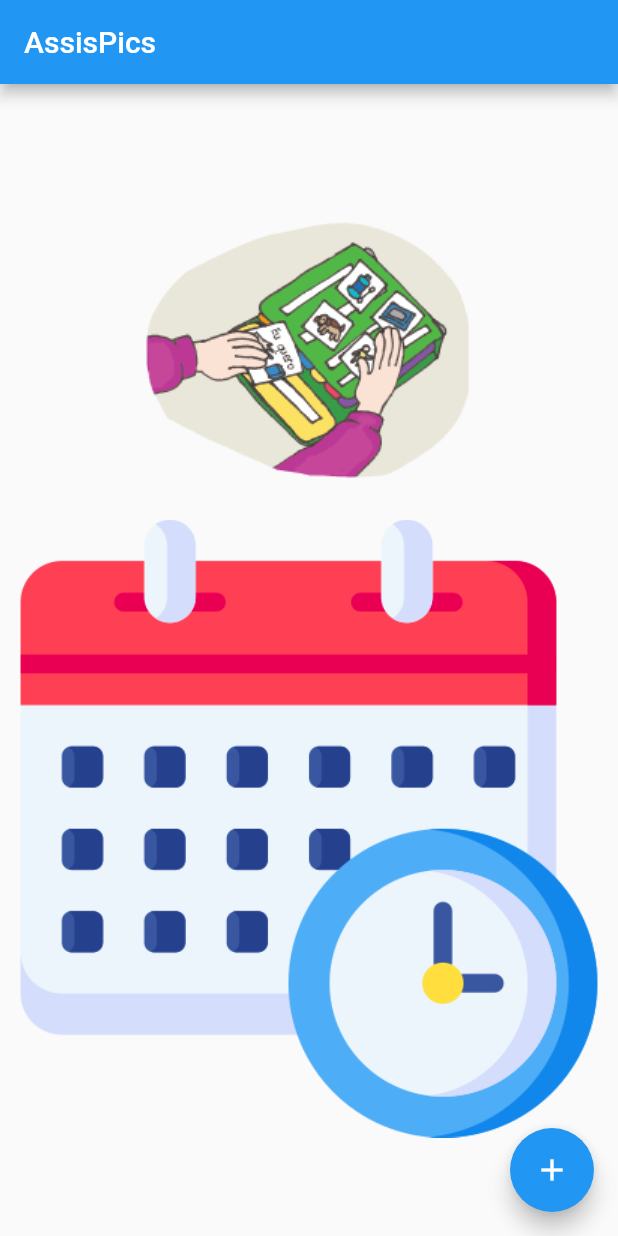
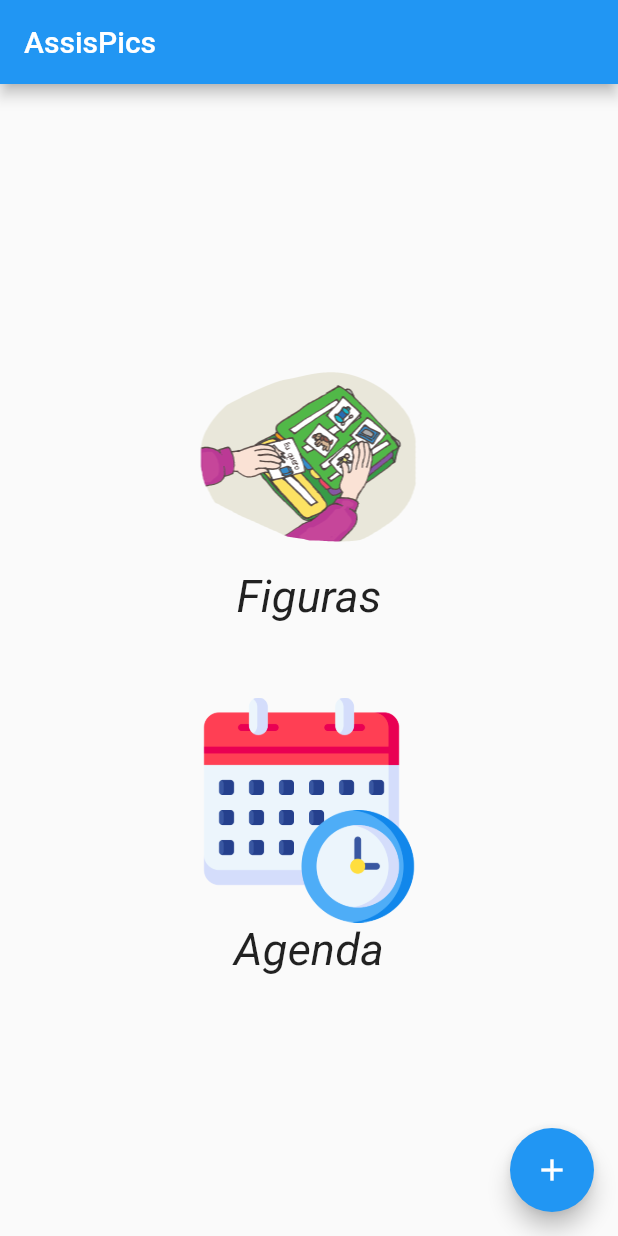
Before and after one commit to danipresto/picsapp, a Flutter app: the screen it shows after launch, on a phone screen of 412 x 824 dp. Run offline on Flutter 3.47's test engine with Material 2 defaults, Android fonts, the phone set to English and light mode, and no system bars.

Commit message:
feat: Add main screen buttom titles

```diff
--- a/lib/main.dart
+++ b/lib/main.dart
@@ -53,12 +53,43 @@ class _MyHomePageState extends State<MyHomePage> {
           mainAxisAlignment: MainAxisAlignment.center,
           children: <Widget>[
             InkWell(
-              onTap: () {} ,
-              child: Image.asset('resources/picsButton.png')
+                onTap: () {} ,
+                child: Column(
+                    mainAxisSize: MainAxisSize.min,
+                    children: [
+                      Ink.image(
+                        image: AssetImage(
+                          'resources/picsButton.png',
+                        ),
+                        width: 150,
+                        height: 150,
+                      ),
+                      Text(
+                          'Figuras',
+                          style: TextStyle(fontSize: 30,fontStyle: FontStyle.italic)
+                      )
+                    ]
+                )
             ),
+            SizedBox(height: 50),
             InkWell(
                 onTap: () {} ,
-                child: Image.asset('resources/schedule.png')
+                child: Column(
+                    mainAxisSize: MainAxisSize.min,
+                    children: [
+                      Ink.image(
+                        image: AssetImage(
+                          'resources/schedule.png',
+                        ),
+                        width: 150,
+                        height: 150,
+                      ),
+                      Text(
+                          'Agenda',
+                          style: TextStyle(fontSize: 30,fontStyle: FontStyle.italic)
+                      )
+                    ]
+                )
             )
           ],
         ),
```
